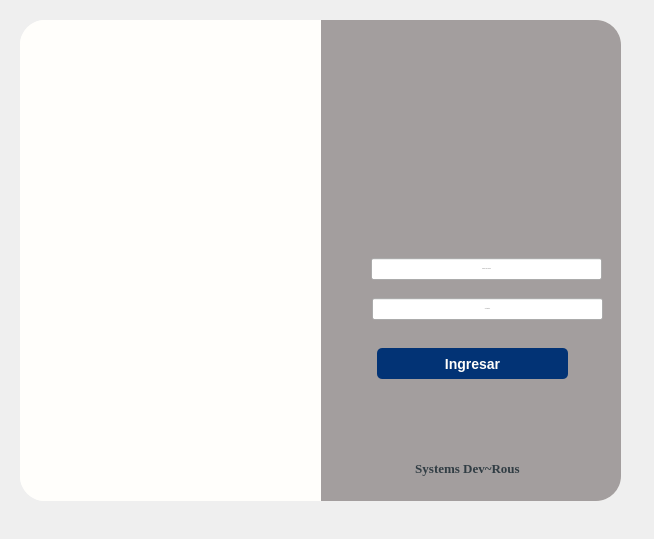
Old version of the form app/View/UserInterfaceUi/UI_INICIO_SESION.ui in the repository LAngelVp/software-punto-de-venta.
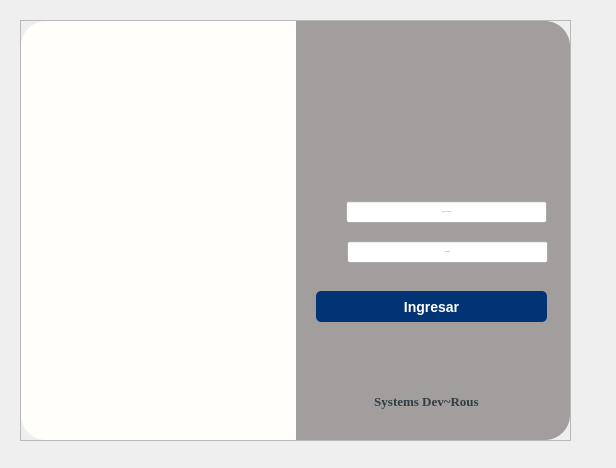
New version of the form. Icons and pictures are not drawn.

Patch:
```diff
--- a/app/View/UserInterfaceUi/UI_INICIO_SESION.ui
+++ b/app/View/UserInterfaceUi/UI_INICIO_SESION.ui
@@ -6,8 +6,8 @@
    <rect>
     <x>0</x>
     <y>0</y>
-    <width>654</width>
-    <height>539</height>
+    <width>616</width>
+    <height>468</height>
    </rect>
   </property>
   <property name="minimumSize">
@@ -31,9 +31,11 @@
 	border-bottom-right-radius: 25px;
 	border-top-right-radius: 25px;
 }
-#contenedor_formulario{
-	background: #fffefb;
-	border-radius: 25px;
+#contenedor_global{
+border-top-left-radius: 25px;
+border-bottom-left-radius: 25px;
+border-bottom-right-radius: 25px;
+border-top-right-radius: 25px;
 }
 #imgFormulario{
 image: url(:/Icons/IconosSVG/logo_devrous.png);
@@ -94,15 +96,39 @@
 image: url(:/iconosBlancos/Icons/iconos/Blanco/password_blanco.svg);
 }</string>
   </property>
-  <widget class="QFrame" name="contenedor_formulario">
+  <widget class="QFrame" name="contenedor_global">
    <property name="geometry">
     <rect>
      <x>20</x>
      <y>20</y>
-     <width>601</width>
-     <height>481</height>
+     <width>551</width>
+     <height>421</height>
     </rect>
    </property>
+   <property name="frameShape">
+    <enum>QFrame::StyledPanel</enum>
+   </property>
+   <property name="frameShadow">
+    <enum>QFrame::Raised</enum>
+   </property>
+   <layout class="QGridLayout" name="gridLayout_4">
+    <property name="leftMargin">
+     <number>0</number>
+    </property>
+    <property name="topMargin">
+     <number>0</number>
+    </property>
+    <property name="rightMargin">
+     <number>0</number>
+    </property>
+    <property name="bottomMargin">
+     <number>0</number>
+    </property>
+    <property name="spacing">
+     <number>0</number>
+    </property>
+    <item row="0" column="0">
+     <widget class="QFrame" name="contenedor_formulario">
    <property name="frameShape">
     <enum>QFrame::StyledPanel</enum>
    </property>
@@ -128,8 +154,7 @@
     <item row="0" column="0">
      <widget class="QLabel" name="imgFormulario">
       <property name="styleSheet">
-       <string notr="true">
-</string>
+          <string notr="true"/>
       </property>
       <property name="text">
        <string/>
@@ -144,10 +169,10 @@
       <widget class="QLabel" name="img_Login">
        <property name="geometry">
         <rect>
-         <x>70</x>
-         <y>68</y>
-         <width>161</width>
-         <height>121</height>
+            <x>86</x>
+            <y>70</y>
+            <width>111</width>
+            <height>81</height>
         </rect>
        </property>
        <property name="styleSheet">
@@ -160,9 +185,9 @@
       <widget class="QPushButton" name="btnAceptar">
        <property name="geometry">
         <rect>
-         <x>56</x>
-         <y>328</y>
-         <width>191</width>
+            <x>20</x>
+            <y>270</y>
+            <width>231</width>
          <height>31</height>
         </rect>
        </property>
@@ -179,8 +204,8 @@
       <widget class="QLabel" name="labelNombreEmpresa">
        <property name="geometry">
         <rect>
-         <x>76</x>
-         <y>438</y>
+            <x>60</x>
+            <y>370</y>
          <width>141</width>
          <height>21</height>
         </rect>
@@ -203,7 +228,7 @@
       <widget class="QWidget" name="widget" native="true">
        <property name="geometry">
         <rect>
-         <x>230</x>
+            <x>200</x>
          <y>10</y>
          <width>61</width>
          <height>31</height>
@@ -291,8 +316,8 @@
       <widget class="QWidget" name="widget_2" native="true">
        <property name="geometry">
         <rect>
-         <x>56</x>
-         <y>378</y>
+            <x>40</x>
+            <y>320</y>
          <width>191</width>
          <height>48</height>
         </rect>
@@ -399,12 +424,12 @@
         </item>
        </layout>
       </widget>
-      <widget class="QWidget" name="">
+         <widget class="QWidget" name="layoutWidget">
        <property name="geometry">
         <rect>
          <x>21</x>
-         <y>278</y>
-         <width>261</width>
+            <y>220</y>
+            <width>231</width>
          <height>22</height>
         </rect>
        </property>
@@ -460,12 +485,12 @@
         </item>
        </layout>
       </widget>
-      <widget class="QWidget" name="">
+         <widget class="QWidget" name="layoutWidget">
        <property name="geometry">
         <rect>
          <x>20</x>
-         <y>238</y>
-         <width>261</width>
+            <y>180</y>
+            <width>231</width>
          <height>22</height>
         </rect>
        </property>
@@ -521,6 +546,9 @@
         </item>
        </layout>
       </widget>
+        </widget>
+       </item>
+      </layout>
      </widget>
     </item>
    </layout>
```
Lines whose indentation alone changed are shown as unchanged.
